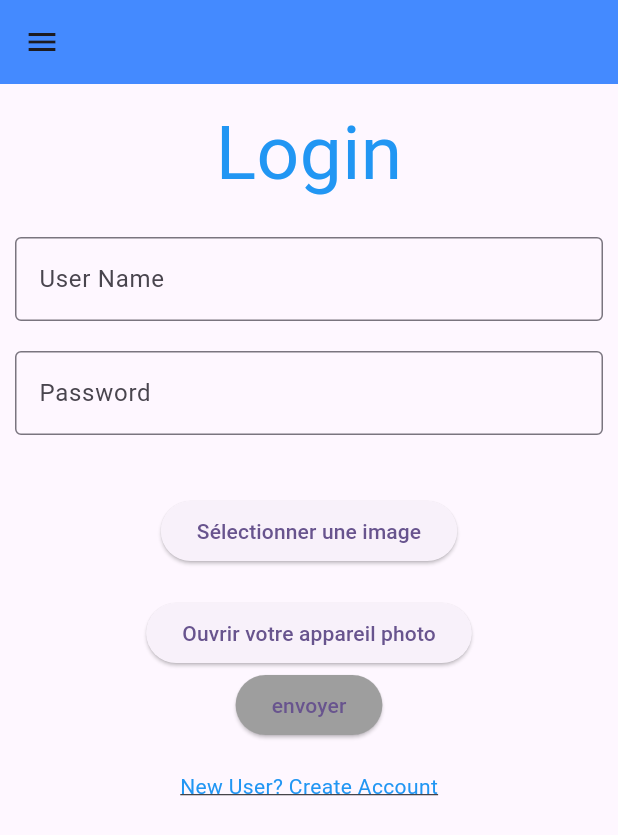
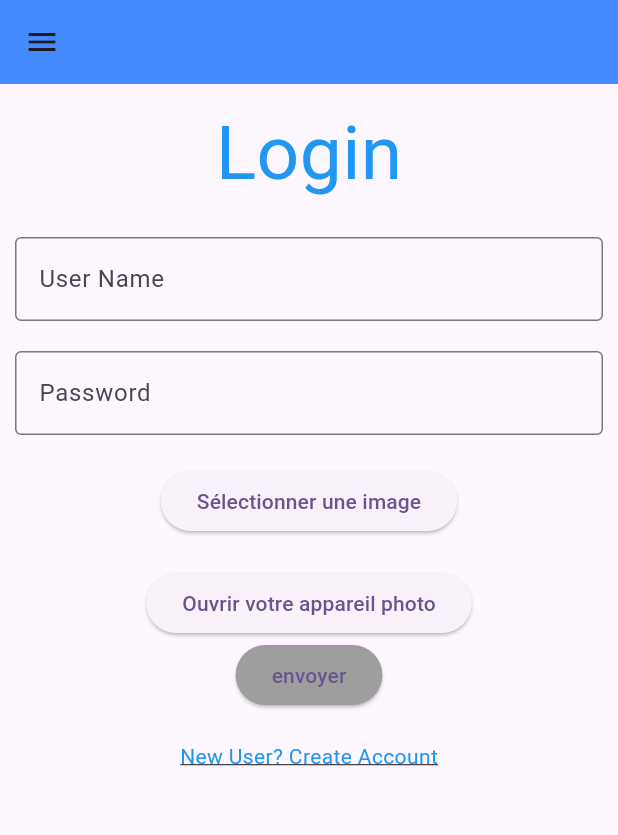
Before and after one commit to moalla-ines/appmobile, a Flutter app: the HomeView screen opened directly, after a tap on "Ouvrir votre appareil photo", on a phone screen of 412 x 824 dp. Shown: the top 835 px of the screen. Run offline on Flutter 3.47's test engine with Material 3 defaults, Android fonts, the phone set to English and light mode, and no system bars; our stand-ins replace get, image_picker.

Commit message:
Message de commit

```diff
--- a/lib/app/modules/home/controllers/home_controller.dart
+++ /dev/null
@@ -1,21 +0,0 @@
-import 'package:get/get.dart';
-
-class HomeController extends GetxController {
-
-String t ='hello';
-  @override
-  void onInit() {
-    super.onInit();
-  }
-
-  @override
-  void onReady() {
-    super.onReady();
-  }
-
-  @override
-  void onClose() {
-    super.onClose();
-  }
-
-}
--- a/lib/app/modules/home/views/home_view.dart
+++ /dev/null
@@ -1,188 +0,0 @@
-import 'dart:io';
-
-import 'package:flutter/material.dart';
-import 'package:get/get.dart';
-import 'package:image_picker/image_picker.dart';
-import 'package:t/app/modules/home/controllers/home_controller.dart';
-import 'package:t/app/modules/home/views/acceuil_view.dart';
-import 'package:t/app/modules/home/views/inscription_view.dart';
-
-class HomeView extends StatefulWidget {
-  HomeView({Key? key}) : super(key: key);
-  final HomeController _controller = HomeController();
-  @override
-  State<HomeView> createState() => _HomeViewState();
-}
-
-class _HomeViewState extends State<HomeView> {
-  TextEditingController usernameController = TextEditingController();
-  TextEditingController passwordController = TextEditingController();
-  String? _imagePath;
-
-  Future<String?> getImageFromGallery() async {
-    final pickedFile = await ImagePicker().pickImage(source: ImageSource.gallery);
-
-    if (pickedFile != null) {
-      setState(() {
-        _imagePath = pickedFile.path;
-      });
-      return pickedFile.path;
-    } else {
-      return null;
-    }
-  }
-
-  Future<String?> getImageFromCamera() async {
-    final pickedFile = await ImagePicker().pickImage(source: ImageSource.camera);
-
-    if (pickedFile != null) {
-      setState(() {
-        _imagePath = pickedFile.path;
-      });
-      return pickedFile.path;
-    } else {
-      return null;
-    }
-  }
-
-
-  @override
-  void dispose() {
-    usernameController.dispose();
-    passwordController.dispose();
-    super.dispose();
-  }
-
-  @override
-  Widget build(BuildContext context) {
-    final GlobalKey<FormState> _formKey = GlobalKey<FormState>();
-
-    return Scaffold(
-      appBar: AppBar(
-        backgroundColor: Colors.blueAccent,
-      ),
-      drawer: Drawer(),
-      body: SingleChildScrollView(
-        child: Container(
-          padding: const EdgeInsets.all(10),
-          child: Form(
-            key: _formKey,
-            child: Column(
-              mainAxisAlignment: MainAxisAlignment.center,
-              children: <Widget>[
-                Text(
-                  "Login",
-                  style: TextStyle(
-                    fontSize: 50.0,
-                    color: Colors.blue,
-                  ),
-                ),
-                SizedBox(height: 20),
-                TextFormField(
-                  decoration: InputDecoration(
-                    border: OutlineInputBorder(),
-                    labelText: "User Name",
-                    hintText: "Enter votre nom ",
-                  ),
-                  controller: usernameController,
-                  validator: (value) {
-                    if (value == null || value.isEmpty) {
-                      return 'Veuillez entrer un nom d\'utilisateur';
-                    }
-                    return null;
-                  },
-                ),
-                SizedBox(height: 20),
-                TextFormField(
-                  controller: passwordController,
-                  keyboardType: TextInputType.text,
-                  obscureText: true,
-                  decoration: InputDecoration(
-                    border: OutlineInputBorder(),
-                    labelText: "Password",
-                    hintText: "Enter votre mot de passe ",
-                  ),
-                  validator: (value) {
-                    if (value == null || value.isEmpty) {
-                      return 'Veuillez entrer un mot de passe';
-                    }
-                    return null;
-                  },
-                ),
-                SizedBox(height: 20),
-                _imagePath != null
-                    ? Image.file(
-                  File(_imagePath!),
-                  width: 100,
-                  height: 100,
-                  fit: BoxFit.cover,
-                )
-                    : SizedBox(), // Affiche une boîte vide si aucune image n'est sélectionnée
-                SizedBox(height: 20),
-                ElevatedButton(
-                  onPressed: getImageFromGallery,
-                  child: Text('Sélectionner une image'),
-                ),
-                SizedBox(height: 20),
-                ElevatedButton(
-                  onPressed: getImageFromCamera,
-                  child: Text('Ouvrir votre appareil photo'),
-                ),
-                ElevatedButton(
-                  onPressed: () async {
-                    if (_formKey.currentState!.validate()) {
-                      String? imagePath = await getImageFromGallery();
-                      imagePath ??= await getImageFromCamera();
-                      if (imagePath != null) {
-                        Get.to(
-                              () => AcceuilView(),
-                          arguments: {
-                            'username': usernameController.text,
-                            'password': passwordController.text,
-                            'imagePath': _imagePath,
-                          },
-                        );
-                        ScaffoldMessenger.of(context).showSnackBar(
-                          SnackBar(
-                            content: Text(
-                              'Bienvenue',
-                              style: TextStyle(
-                                color: Colors.green,
-                                fontSize: 20.0,
-                              ),
-                            ),
-                            backgroundColor: Colors.lightGreen,
-                          ),
-                        );
-                      }
-                    }
-                  },
-                  style: ButtonStyle(
-                    backgroundColor: MaterialStateProperty.all<Color>(Colors.grey),
-                  ),
-                  child: const Text('envoyer'),
-                ),
-
-
-                SizedBox(height: 20),
-                GestureDetector(
-                  onTap: () {
-                    Get.to(InscriptionView());
-                  },
-                  child: Text(
-                    'New User? Create Account',
-                    style: TextStyle(
-                      color: Colors.blue,
-                      decoration: TextDecoration.underline,
-                    ),
-                  ),
-                ),
-
-              ],
-            ),
-          ),
-        ),
-      ),
-    );
-  }
-}
--- /dev/null
+++ b/lib/app/modules/model_user.dart
@@ -0,0 +1,7 @@
+class User {
+  String username;
+  String password;
+  String? imagePath;
+
+  User({required this.username, required this.password, this.imagePath});
+}
--- /dev/null
+++ b/lib/app/modules/registrations.dart
@@ -0,0 +1,7 @@
+class RegistrationData {
+  String? username;
+  String? password;
+  String? email;
+
+  RegistrationData({this.username, this.password, this.email});
+}
--- a/lib/app/routes/app_pages.dart
+++ b/lib/app/routes/app_pages.dart
@@ -1,7 +1,7 @@
 import 'package:get/get.dart';
-import 'package:t/app/modules/home/views/acceuil_view.dart';
-import 'package:t/app/modules/home/views/inscription_view.dart';
-import '../modules/home/views/home_view.dart';
+import 'package:t/app/views/acceuil_view.dart';
+import 'package:t/app/views/inscription_view.dart';
+import '../views/home_view.dart';
 
 part 'app_routes.dart';
 
--- /dev/null
+++ b/lib/app/views/home_view.dart
@@ -0,0 +1,92 @@
+import 'dart:io';
+
+import 'package:flutter/material.dart';
+import 'package:get/get.dart';
+import 'package:image_picker/image_picker.dart';
+import 'package:t/app/controllers/home_controller.dart';
+import 'package:t/app/views/acceuil_view.dart';
+import 'package:t/app/views/inscription_view.dart';
+class HomeView extends StatelessWidget {
+  final HomeController _controller = Get.put(HomeController());
+
+  @override
+  Widget build(BuildContext context) {
+    return Scaffold(
+      appBar: AppBar(
+        backgroundColor: Colors.blueAccent,
+
+      ),
+      drawer: Drawer(),
+      body: SingleChildScrollView(
+        child: Container(
+          padding: const EdgeInsets.all(10),
+          child: Form(
+            child: Column(
+              mainAxisAlignment: MainAxisAlignment.center,
+              children: <Widget>[
+                Text(
+                  "Login",
+                  style: TextStyle(
+                    fontSize: 50.0,
+                    color: Colors.blue,
+                  ),
+                ),
+                SizedBox(height: 20),
+                TextFormField(
+                  decoration: InputDecoration(
+                    border: OutlineInputBorder(),
+                    labelText: "User Name",
+                    hintText: "Enter votre nom ",
+                  ),
+                  controller: _controller.usernameController,
+                ),
+                SizedBox(height: 20),
+                TextFormField(
+                  controller: _controller.passwordController,
+                  keyboardType: TextInputType.text,
+                  obscureText: true,
+
+                  decoration: InputDecoration(
+                    border: OutlineInputBorder(),
+                    labelText: "Password",
+                    hintText: "Enter votre mot de passe ",
+                  ),
+                ),
+                SizedBox(height: 20),
+                ElevatedButton(
+                  onPressed: _controller.getImageFromGallery,
+                  child: Text('Sélectionner une image'),
+                ),
+                SizedBox(height: 20),
+                ElevatedButton(
+                  onPressed: _controller.getImageFromCamera,
+                  child: Text('Ouvrir votre appareil photo'),
+                ),
+                ElevatedButton(
+                  onPressed: _controller.onSubmit,
+                  style: ButtonStyle(
+                    backgroundColor: MaterialStateProperty.all<Color>(Colors.grey),
+                  ),
+                  child: const Text('envoyer'),
+                ),
+                SizedBox(height: 20),
+                GestureDetector(
+                  onTap: () {
+                    Get.to(InscriptionView());
+                  },
+                  child: Text(
+                    'New User? Create Account',
+                    style: TextStyle(
+                      color: Colors.blue,
+                      decoration: TextDecoration.underline,
+                    ),
+                  ),
+                ),
+              ],
+            ),
+          ),
+        ),
+      ),
+    );
+  }
+}
--- a/lib/main.dart
+++ b/lib/main.dart
@@ -1,6 +1,6 @@
 import 'package:flutter/material.dart';
 import 'package:get/get.dart';
-import 'package:t/app/modules/home/views/home_view.dart';
+import 'package:t/app/views/home_view.dart';
 
 
 void main() {
@@ -11,6 +11,7 @@ class MyApp extends StatelessWidget {
   const MyApp({Key? key});
 
   @override
+
   Widget build(BuildContext context) {
     return GetMaterialApp(
       title: 'Flutter Demo',
--- a/pubspec.yaml
+++ b/pubspec.yaml
@@ -29,7 +29,7 @@ environment:
 # versions available, run `flutter pub outdated`.
 dependencies:
   image_picker: ^1.0.7
-
+  http: ^0.13.3
   get_cli: ^1.8.4
   flutter:
     sdk: flutter
@@ -41,6 +41,9 @@ dependencies:
   get: ^4.6.6
   environment_config: ^3.1.0
   flutter_staggered_grid_view: ^0.7.0
+  retrofit: ^4.1.0
+  dio: ^5.4.1
+  http_client: ^1.5.2
 
 
 dev_dependencies:
```
Also changed, not shown: lib/app/controllers/home_controller.dart (added, +65 -0 lines), lib/app/modules/home/views/inscription_view.dart (deleted, +0 -159 lines), lib/app/views/acceuil_view.dart (renamed from lib/app/modules/home/views/acceuil_view.dart, +11 -11 lines), lib/app/views/inscription_view.dart (added, +79 -0 lines), lib/app/bindings/home_binding.dart (renamed from lib/app/modules/home/bindings/home_binding.dart), lib/app/modules/home/controllers/inscription_controller.dart (deleted), pubspec.lock.
